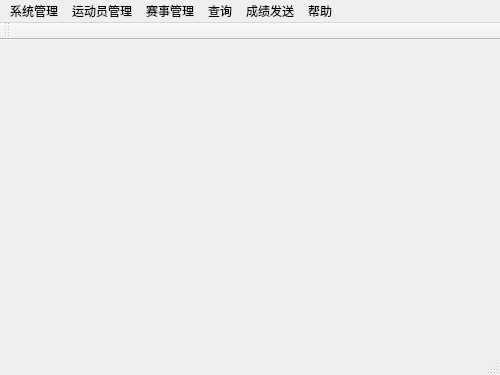
The window that CrossroadGradeManageSystem/mainwindow.ui (JyamlamLaiHust/MotorcrossManagementSystem) describes before a commit, drawn with Qt 5.
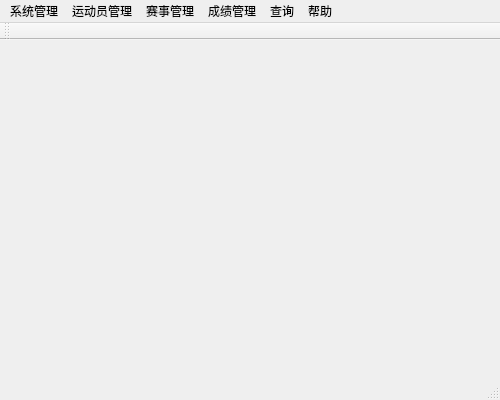
The same window after the commit.

Commit message: 完成所有页面的绑定，运动员注册、成绩打卡“刷新”“重置”按键不可用，查询页面不更新

Patch:
```diff
--- a/CrossroadGradeManageSystem/mainwindow.ui
+++ b/CrossroadGradeManageSystem/mainwindow.ui
@@ -7,7 +7,7 @@
     <x>0</x>
     <y>0</y>
     <width>500</width>
-    <height>375</height>
+    <height>400</height>
    </rect>
   </property>
   <property name="sizePolicy">
@@ -40,7 +40,7 @@
      <x>0</x>
      <y>0</y>
      <width>500</width>
-     <height>17</height>
+     <height>21</height>
     </rect>
    </property>
    <widget class="QMenu" name="menu">
@@ -88,15 +88,15 @@
    </widget>
    <widget class="QMenu" name="menu_6">
     <property name="title">
-     <string>成绩发送</string>
+     <string>成绩管理</string>
     </property>
     <addaction name="action_broadcast"/>
    </widget>
    <addaction name="menu"/>
    <addaction name="menu_2"/>
    <addaction name="menu_3"/>
-   <addaction name="menu_4"/>
    <addaction name="menu_6"/>
+   <addaction name="menu_4"/>
    <addaction name="menu_5"/>
   </widget>
   <widget class="QToolBar" name="mainToolBar">
```
Left out of the diff: 6 changed lines with no effect on the pictures. The commit also changes 48 other files.
